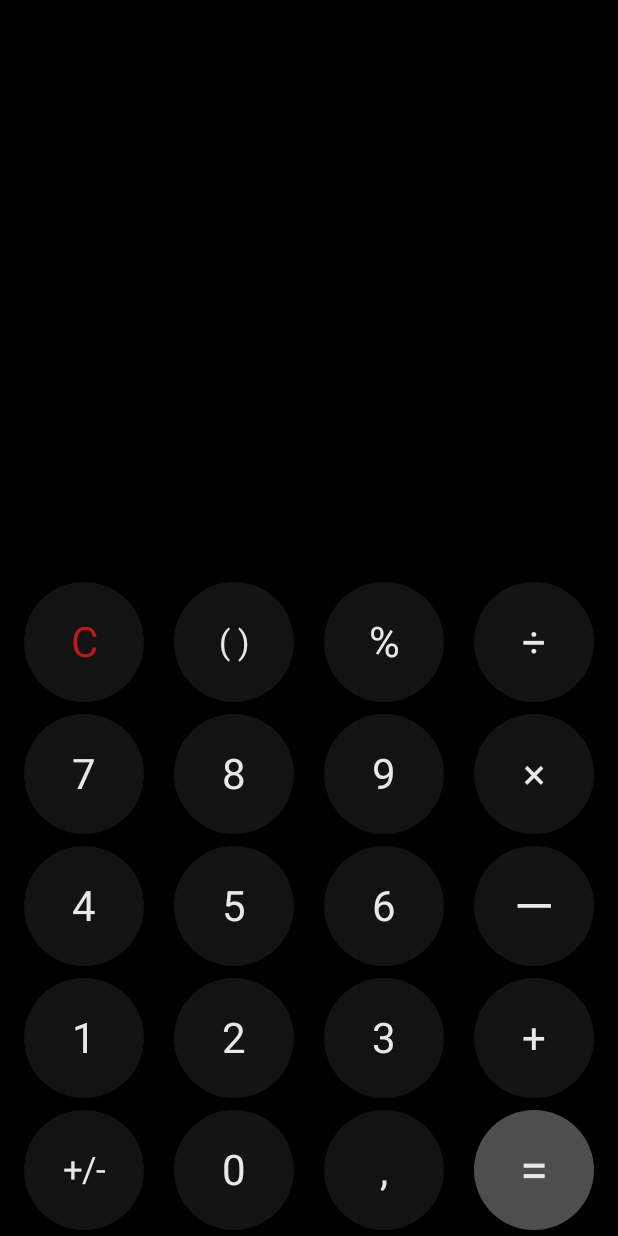
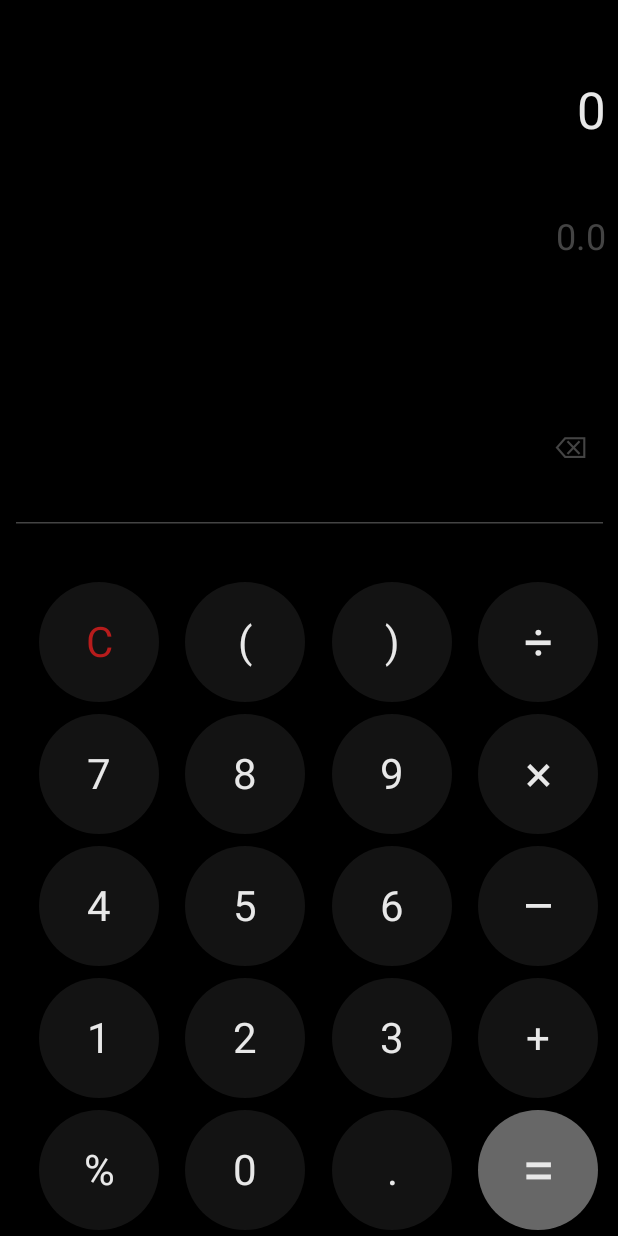
Before and after one commit to casplaer/MAD, an Android app built with Jetpack Compose: the screen it shows after launch (MainActivity), after a tap on an icon or button, on a phone screen of 412 x 824 dp. Run offline under Robolectric (Android 15) with nearby library versions, the phone set to English and light mode, and no system bars; 2 other taps on this screen came first.

Commit message:
Adaptive front missing.

```diff
--- a/app/build.gradle.kts
+++ b/app/build.gradle.kts
@@ -56,4 +56,5 @@ dependencies {
     androidTestImplementation(libs.androidx.ui.test.junit4)
     debugImplementation(libs.androidx.ui.tooling)
     debugImplementation(libs.androidx.ui.test.manifest)
+    implementation("org.mozilla:rhino:1.7.14")
 }
--- a/app/src/main/java/com/example/calculator/MainActivity.kt
+++ b/app/src/main/java/com/example/calculator/MainActivity.kt
@@ -3,28 +3,31 @@ package com.example.calculator
 import android.os.Bundle
 import androidx.activity.ComponentActivity
 import androidx.activity.compose.setContent
+import androidx.activity.viewModels
 import androidx.compose.foundation.background
 import androidx.compose.foundation.layout.*
 import androidx.compose.foundation.shape.CircleShape
 import androidx.compose.material3.*
-import androidx.compose.runtime.*
+import androidx.compose.runtime.Composable
 import androidx.compose.ui.Alignment
 import androidx.compose.ui.Modifier
 import androidx.compose.ui.graphics.Color
 import androidx.compose.ui.text.TextStyle
-import androidx.compose.ui.text.style.TextOverflow
-import androidx.compose.ui.tooling.preview.Preview
 import androidx.compose.ui.unit.dp
 import androidx.compose.ui.unit.sp
 import com.example.calculator.ui.theme.CalculatorTheme
+import com.example.calculator.viewmodels.CalculatorViewModel
 
 class MainActivity : ComponentActivity() {
+
+    private val calculatorViewModel: CalculatorViewModel by viewModels()
+
     override fun onCreate(savedInstanceState: Bundle?) {
         super.onCreate(savedInstanceState)
         setContent {
             CalculatorTheme {
                 Scaffold(modifier = Modifier.fillMaxSize().background(Color.Black)) { innerPadding ->
-                    CalculatorScreen(modifier = Modifier.padding(innerPadding))
+                    CalculatorScreen(modifier = Modifier.padding(innerPadding), viewModel = calculatorViewModel)
                 }
             }
         }
@@ -32,17 +35,9 @@ class MainActivity : ComponentActivity() {
 }
 
 @Composable
-fun CalculatorScreen(modifier: Modifier = Modifier) {
-    var input by remember { mutableStateOf("") }
-    var result by remember { mutableStateOf("") }
-
-    LaunchedEffect(input) {
-        if (isCompleteExpression(input)) {
-            result = evaluateExpression(input)
-        } else {
-            result = ""
-        }
-    }
+fun CalculatorScreen(modifier: Modifier = Modifier, viewModel: CalculatorViewModel) {
+    val input = viewModel.getStringExpression()
+    val result = viewModel.getEvaluated()
 
     Column(
         modifier = modifier
@@ -67,19 +62,29 @@ fun CalculatorScreen(modifier: Modifier = Modifier) {
 
         Spacer(modifier = Modifier.height(32.dp))
 
+        IconButton(
+            onClick = { viewModel.updateExpression("⌫") },
+            modifier = Modifier
+                .padding(end = 16.dp)
+                .size(32.dp)
+        ) {
+            Text(
+                text = "⌫",
+                style = TextStyle(fontSize = 20.sp, color = Color.DarkGray)
+            )
+        }
+
+        HorizontalDivider(
+            color = Color.DarkGray,
+            thickness = 1.dp,
+            modifier = Modifier
+                .fillMaxWidth(0.95f)
+                .align(Alignment.CenterHorizontally)
+        )
+
         CalculatorButtons(
             onButtonClick = { button ->
-                if (button == "=") {
-                    if (isCompleteExpression(input)) {
-                        input = result
-                        result = ""
-                    }
-                } else if (button == "C") {
-                    input = ""
-                    result = ""
-                } else {
-                    input += button
-                }
+                viewModel.updateExpression(button)
             }
         )
     }
@@ -88,23 +93,24 @@ fun CalculatorScreen(modifier: Modifier = Modifier) {
 @Composable
 fun CalculatorButtons(onButtonClick: (String) -> Unit) {
     val buttons = listOf(
-        listOf("C", "( )", "%", "÷"),
+        listOf("C", "(", ")", "÷"),
         listOf("7", "8", "9", "×"),
-        listOf("4", "5", "6", "—"),
+        listOf("4", "5", "6", "–"),
         listOf("1", "2", "3", "+"),
-        listOf("+/-", "0", ",", "=")
+        listOf("%", "0", ".", "=")
     )
 
     Column {
         buttons.forEach { row ->
             Row(
-                modifier = Modifier.fillMaxWidth(),
-                horizontalArrangement = Arrangement.SpaceEvenly
+                modifier = Modifier
+                    .fillMaxWidth(0.97f),
+                horizontalArrangement = Arrangement.SpaceEvenly,
             ) {
                 row.forEach { button ->
                     CalculatorButton(
                         label = button,
-                        onClick = { onButtonClick(button) },
+                        onClick = { onButtonClick(button) }
                     )
                 }
             }
@@ -113,23 +119,29 @@ fun CalculatorButtons(onButtonClick: (String) -> Unit) {
 }
 
 @Composable
-fun CalculatorButton(label: String, onClick: () -> Unit, modifier: Modifier = Modifier) {
+fun CalculatorButton(
+    label: String,
+    onClick: () -> Unit,
+    modifier: Modifier = Modifier,
+) {
     val (fontSize, backgroundColor, textColor) = when (label) {
-        "+/-" -> Triple(23.sp, Color(0xFF131313), Color(0xFFE8E8E8))
-        "=" -> Triple(34.sp, Color(0xFF4E4E4E), Color(0xFFE8E8E8))
+        "⌫" -> Triple(28.sp, Color(0xFF131313), Color(0xFFE8E8E8))
+        "=" -> Triple(40.sp, Color(0xFF676767), Color(0xFFE8E8E8))
         "C" -> Triple(28.sp, Color(0xFF131313), Color(0xFFB71C1C))
-        "×" -> Triple(28.sp, Color(0xFF131313), Color(0xFFE8E8E8))
-        "÷" -> Triple(28.sp, Color(0xFF131313), Color(0xFFE8E8E8))
-        "( )" -> Triple(22.sp, Color(0xFF131313), Color(0xFFE8E8E8))
-        "—" -> Triple(34.sp, Color(0xFF131313), Color(0xFFE8E8E8))
+        "÷" -> Triple(34.sp, Color(0xFF131313), Color(0xFFE8E8E8))
+        "×" -> Triple(34.sp, Color(0xFF131313), Color(0xFFE8E8E8))
+        "–" -> Triple(34.sp, Color(0xFF131313), Color(0xFFE8E8E8))
         else -> Triple(28.sp, Color(0xFF131313), Color(0xFFE8E8E8))
     }
+
+    val buttonWidth = 80.dp
 
     Button(
         onClick = onClick,
         modifier = modifier
             .padding(4.dp)
-            .size(80.dp),
+            .width(buttonWidth)
+            .height(80.dp),
         colors = ButtonDefaults.buttonColors(
             containerColor = backgroundColor,
             contentColor = textColor
@@ -143,60 +155,8 @@ fun CalculatorButton(label: String, onClick: () -> Unit, modifier: Modifier = Mo
             Text(
                 text = label,
                 style = TextStyle(fontSize = fontSize),
-                maxLines = 1,
-                overflow = TextOverflow.Clip
+                maxLines = 1
             )
         }
     }
 }
-
-
-
-fun evaluateExpression(expression: String): String {
-    return try {
-        val result = when {
-            expression.contains("÷") -> {
-                val parts = expression.split("÷")
-                (parts[0].toDouble() / parts[1].toDouble()).toString()
-            }
-            expression.contains("×") -> {
-                val parts = expression.split("×")
-                (parts[0].toDouble() * parts[1].toDouble()).toString()
-            }
-            expression.contains("—") -> {
-                val parts = expression.split("—")
-                (parts[0].toDouble() - parts[1].toDouble()).toString()
-            }
-            expression.contains("+") -> {
-                val parts = expression.split("+")
-                (parts[0].toDouble() + parts[1].toDouble()).toString()
-            }
-            else -> expression
-        }
-
-        if (result.endsWith(".0")) {
-            result.dropLast(2)
-        } else {
-            result
-        }
-
-    } catch (e: Exception) {
-        "Error"
-    }
-}
-
-fun isCompleteExpression(expression: String): Boolean {
-    val operators = listOf("+", "—", "×", "÷")
-    return operators.any { operator ->
-        val parts = expression.split(operator)
-        parts.size == 2 && parts[0].isNotEmpty() && parts[1].isNotEmpty()
-    }
-}
-
-@Preview(showBackground = true)
-@Composable
-fun CalculatorPreview() {
-    CalculatorTheme {
-        CalculatorScreen(modifier = Modifier.background(Color.Black))
-    }
-}
--- /dev/null
+++ b/app/src/main/java/com/example/calculator/viewmodels/CalculatorViewModel.kt
@@ -0,0 +1,113 @@
+package com.example.calculator.viewmodels
+
+import androidx.compose.runtime.getValue
+import androidx.compose.runtime.mutableStateOf
+import androidx.compose.runtime.setValue
+import androidx.lifecycle.ViewModel
+
+class CalculatorViewModel : ViewModel() {
+
+    private var currentExpression by mutableStateOf("0")
+    private var currentResult by mutableStateOf("0")
+    private var isCurrentExpressionSaved = false
+
+    fun getStringExpression(): String {
+        return currentExpression
+    }
+
+    fun getEvaluated(): String {
+        if(currentResult.endsWith(".0"))
+            currentResult.dropLast(2)
+        return when (currentResult) {
+            "Infinity" -> "∞"
+            "NaN" -> "Error"
+            else -> currentResult
+        }
+    }
+
+    fun updateExpression(symbol: String) {
+        when (symbol) {
+            "1", "2", "3", "4", "5", "6", "7", "8", "9", "0",
+            "sin", "cos", "tan", "cot", "sqrt", "(", ")", "." -> {
+                isCurrentExpressionSaved = false
+                addDigit(symbol)
+            }
+            "C" -> {
+                clearExpression()
+            }
+            "⌫" -> clearLastSymbolOfExpression()
+            "×", "–", "÷", "+" -> {
+                addDigit(symbol)
+            }
+            "=" -> {
+                if (currentResult != "Error") {
+                    currentExpression = currentResult
+                }
+            }
+        }
+
+        try {
+            evaluateExpression()
+        } catch (_: Exception) {
+            currentResult = "Error"
+        }
+    }
+
+    private fun addDigit(symbol: String) {
+        if (currentExpression == "0") {
+            currentExpression = symbol
+        } else {
+            currentExpression += symbol
+        }
+    }
+
+    private fun clearExpression() {
+        currentExpression = "0"
+    }
+
+    private fun clearLastSymbolOfExpression() {
+        currentExpression = currentExpression.dropLast(1)
+        if (currentExpression.isEmpty()) {
+            currentExpression = "0"
+        }
+    }
+
+    private fun prepareForEvaluation(raw: String): String {
+        return raw
+            .replace("sin", "Math.sin")
+            .replace("cos", "Math.cos")
+            .replace("tan", "Math.tan")
+            .replace("cot", "cot")
+            .replace("sqrt", "Math.sqrt")
+            .replace("–", "-")
+            .replace("×", "*")
+            .replace("÷", "/")
+            .replace("+", "+")
+    }
+
+    private fun evaluateExpression() {
+        val context = org.mozilla.javascript.Context.enter()
+        context.optimizationLevel = -1
+        val scope = context.initStandardObjects()
+
+        val prepared = prepareForEvaluation(currentExpression)
+
+        val cotFunc =
+            "function cot(x) {" +
+                    "   return 1/Math.tan(x);" +
+                    "}"
+
+        currentResult = try {
+            val tmp = context.evaluateString(scope, cotFunc + prepared, "JavaScript", 1, null)
+            if (tmp is Double) {
+                tmp.toString()
+            } else {
+                "Error"
+            }
+        } catch (_: Exception) {
+            "Error"
+        } finally {
+            org.mozilla.javascript.Context.exit()
+        }
+    }
+}
```
